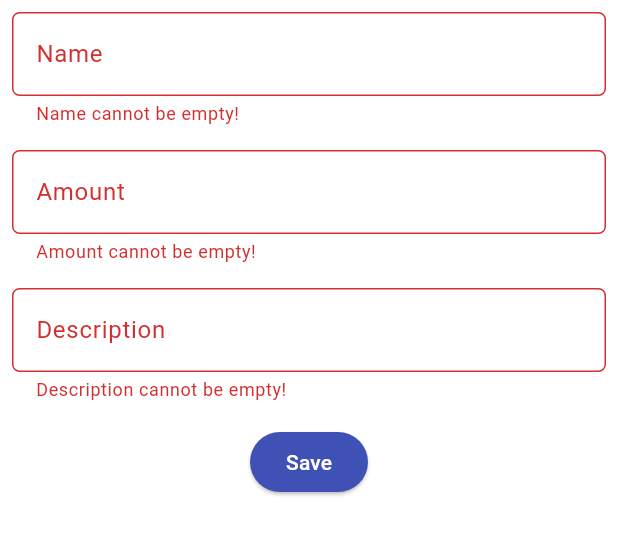
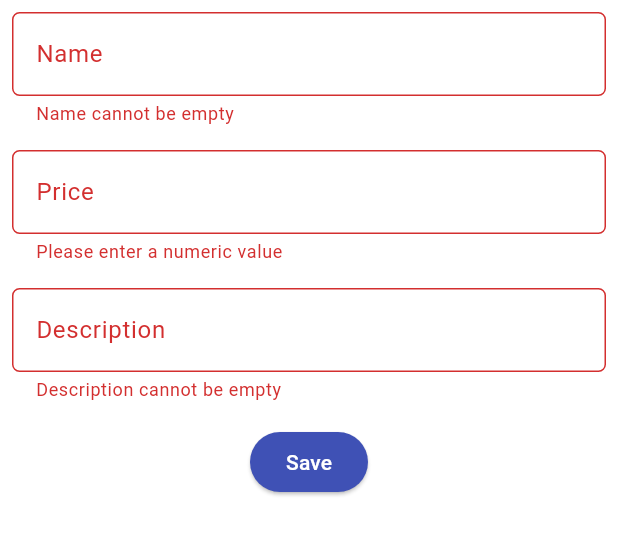
Before and after one commit to abyasa05/e-commerce-mobile, a Flutter app: the ProductEntryFormPage screen opened directly, after a tap on "Save", on a phone screen of 412 x 824 dp, the part 84-640 px from its top. Run offline on Flutter 3.47's test engine with Material 3 defaults, Android fonts, the phone set to English and light mode, and no system bars; missing offline and left inert: pbp_django_auth.

Commit message:
Finished Tugas 9

```diff
--- a/lib/screens/list_shopentry.dart
+++ b/lib/screens/list_shopentry.dart
@@ -13,7 +13,6 @@ class ShopEntryPage extends StatefulWidget {
 
 class _ShopEntryPageState extends State<ShopEntryPage> {
   Future<List<ShopEntry>> fetchProduct(CookieRequest request) async {
-    // TODO: Ganti URL dan jangan lupa tambahkan trailing slash (/) di akhir URL!
     final response = await request.get('http://127.0.0.1:8000/json/');
 
     // Melakukan decode response menjadi bentuk json
--- a/lib/screens/login.dart
+++ b/lib/screens/login.dart
@@ -3,7 +3,6 @@ import 'package:e_commerce/screens/register.dart';
 import 'package:flutter/material.dart';
 import 'package:pbp_django_auth/pbp_django_auth.dart';
 import 'package:provider/provider.dart';
-// TODO: Import halaman RegisterPage jika sudah dibuat
 
 void main() {
   runApp(const LoginApp());
@@ -99,10 +98,6 @@ class _LoginPageState extends State<LoginPage> {
                       String username = _usernameController.text;
                       String password = _passwordController.text;
 
-                      // Cek kredensial
-                      // TODO: Ganti URL dan jangan lupa tambahkan trailing slash (/) di akhir URL!
-                      // Untuk menyambungkan Android emulator dengan Django pada localhost,
-                      // gunakan URL http://10.0.2.2/
                       final response = await request
                           .login("http://127.0.0.1:8000/auth/login/", {
                         'username': username,
--- a/lib/screens/productentry_form.dart
+++ b/lib/screens/productentry_form.dart
@@ -1,5 +1,9 @@
+import 'dart:convert';
 import 'package:flutter/material.dart';
 import 'package:e_commerce/widgets/left_drawer.dart';
+import 'package:e_commerce/screens/menu.dart';
+import 'package:pbp_django_auth/pbp_django_auth.dart';
+import 'package:provider/provider.dart';
 
 class ProductEntryFormPage extends StatefulWidget {
   const ProductEntryFormPage({super.key});
@@ -11,11 +15,13 @@ class ProductEntryFormPage extends StatefulWidget {
 class _ProductEntryFormPageState extends State<ProductEntryFormPage> {
   final _formKey = GlobalKey<FormState>();
   String _name = "";
-  int _amount = 0;
+  int _price = 0;
   String _description = "";
 
   @override
   Widget build(BuildContext context) {
+    final request = context.watch<CookieRequest>();
+
     return Scaffold(
       appBar: AppBar(
         title: const Center(
@@ -50,37 +56,37 @@ class _ProductEntryFormPageState extends State<ProductEntryFormPage> {
                   },
                   validator: (String? value) {
                     if (value == null || value.isEmpty) {
-                      return "Name cannot be empty!";
+                      return "Name cannot be empty";
                     }
                     return null;
                   },
                 ),
               ),
-              Padding(      // Field Amount
+              Padding(      // Field Price
                 padding: const EdgeInsets.all(8.0),
                 child: TextFormField(
                   decoration: InputDecoration(
-                    hintText: "Amount",
-                    labelText: "Amount",
+                    hintText: "Price",
+                    labelText: "Price",
                     border: OutlineInputBorder(
                       borderRadius: BorderRadius.circular(5.0),
                     ),
                   ),
                   onChanged: (String? value) {
                     setState(() {
-                      _amount = int.tryParse(value!) ?? 0;
+                      _price = int.tryParse(value!) ?? 0;
                     });
                   },
                   validator: (String? value) {
                     if (value == null || value.isEmpty) {
-                      return "Amount cannot be empty!";
+                      return "Please enter a numeric value";
                     }
                     final parsedValue = int.tryParse(value);
                     if (parsedValue == null) {
-                      return "Amount has to be numeric!";
+                      return "Please enter a numeric value";
                     }
                     if (parsedValue < 0) {
-                      return "Amount cannot be negative!";
+                      return "Please enter a nonnegative number";
                     }
                     return null;
                   },
@@ -103,7 +109,7 @@ class _ProductEntryFormPageState extends State<ProductEntryFormPage> {
                   },
                   validator: (String? value) {
                     if (value == null || value.isEmpty) {
-                      return "Description cannot be empty!";
+                      return "Description cannot be empty";
                     }
                     return null;
                   },
@@ -118,35 +124,35 @@ class _ProductEntryFormPageState extends State<ProductEntryFormPage> {
                       backgroundColor: WidgetStateProperty.all(
                           Theme.of(context).colorScheme.primary),
                     ),
-                    onPressed: () {
+                    onPressed: () async {
                       if (_formKey.currentState!.validate()) {
-                        showDialog(
-                          context: context,
-                          builder: (context) {
-                            return AlertDialog(
-                              title: const Text('Product successfully added!'),
-                              content: SingleChildScrollView(
-                                child: Column(
-                                  crossAxisAlignment: CrossAxisAlignment.start,
-                                  children: [
-                                    Text('Name: $_name'),
-                                    Text('Amount: $_amount'),
-                                    Text('Description: $_description'),
-                                  ],
-                                ),
-                              ),
-                              actions: [
-                                TextButton(
-                                  child: const Text('OK'),
-                                  onPressed: () {
-                                    Navigator.pop(context);
-                                    _formKey.currentState!.reset();
-                                  },
-                                ),
-                              ],
-                            );
-                          },
+                        // Kirim ke Django dan tunggu respons
+                        final response = await request.postJson(
+                            "http://127.0.0.1:8000/create-flutter/",
+                            jsonEncode(<String, String>{
+                                'name': _name,
+                                'price': _price.toString(),
+                                'description': _description,
+                            }),
                         );
+                        if (context.mounted) {
+                            if (response['status'] == 'success') {
+                                ScaffoldMessenger.of(context)
+                                    .showSnackBar(const SnackBar(
+                                content: Text("Product added successfully!"),
+                                ));
+                                Navigator.pushReplacement(
+                                    context,
+                                    MaterialPageRoute(builder: (context) => MyHomePage()),
+                                );
+                            } else {
+                                ScaffoldMessenger.of(context)
+                                    .showSnackBar(const SnackBar(
+                                    content:
+                                        Text("Please try again."),
+                                ));
+                            }
+                        }
                       }
                     },
                     child: const Text(
--- a/lib/screens/register.dart
+++ b/lib/screens/register.dart
@@ -115,10 +115,6 @@ class _RegisterPageState extends State<RegisterPage> {
                       String password1 = _passwordController.text;
                       String password2 = _confirmPasswordController.text;
 
-                      // Cek kredensial
-                      // TODO: Ganti URL dan jangan lupa tambahkan trailing slash (/) di akhir URL!
-                      // Untuk menyambungkan Android emulator dengan Django pada localhost,
-                      // gunakan URL http://10.0.2.2/
                       final response = await request.postJson(
                           "http://127.0.0.1:8000/auth/register/",
                           jsonEncode({
```
Also changed, not shown: lib/widgets/product_card.dart (+28 -1 lines), 1 other file.
